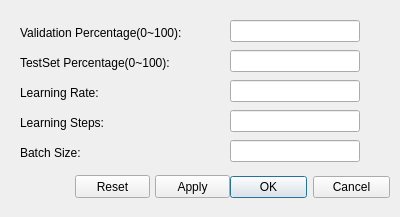
This is SettingsDialog.ui in TtCWH/PyQt5GUI as Qt 5 draws it before an edit. The edited form follows.
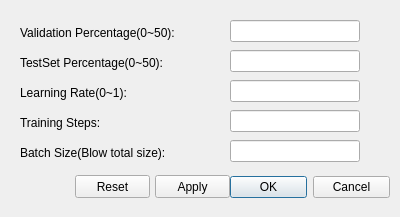
This is the edited form. Icons and pictures are not drawn.

The edit to the form file:
```diff
--- a/SettingsDialog.ui
+++ b/SettingsDialog.ui
@@ -39,7 +39,7 @@
     </rect>
    </property>
    <property name="text">
-    <string>Validation Percentage(0~100):</string>
+    <string>Validation Percentage(0~50):</string>
    </property>
   </widget>
   <widget class="QLabel" name="label_2">
@@ -52,7 +52,7 @@
     </rect>
    </property>
    <property name="text">
-    <string>TestSet Percentage(0~100):</string>
+    <string>TestSet Percentage(0~50):</string>
    </property>
   </widget>
   <widget class="QLabel" name="label_3">
@@ -65,7 +65,7 @@
     </rect>
    </property>
    <property name="text">
-    <string>Learning Rate:</string>
+    <string>Learning Rate(0~1):</string>
    </property>
   </widget>
   <widget class="QLabel" name="label_4">
@@ -78,7 +78,7 @@
     </rect>
    </property>
    <property name="text">
-    <string>Learning Steps:</string>
+    <string>Training Steps:</string>
    </property>
   </widget>
   <widget class="QLabel" name="label_5">
@@ -91,7 +91,7 @@
     </rect>
    </property>
    <property name="text">
-    <string>Batch Size:</string>
+    <string>Batch Size(Blow total size):</string>
    </property>
   </widget>
   <widget class="QLineEdit" name="lineEdit">
```
Left out of the diff: 6 changed lines with no effect on the pictures.
